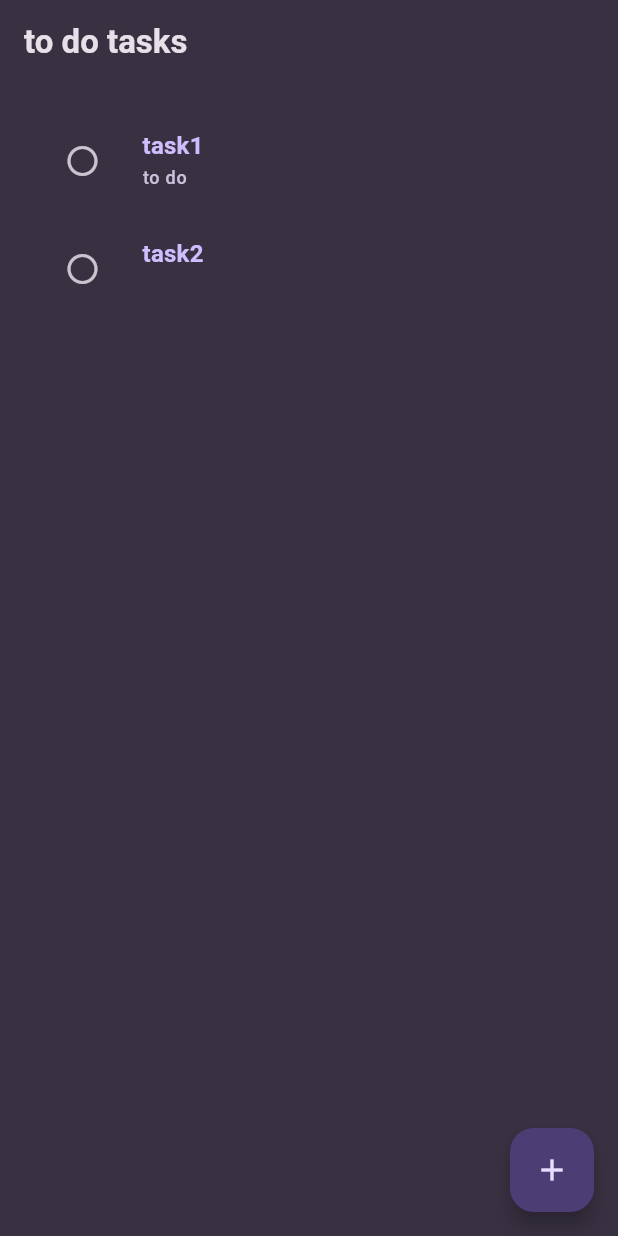
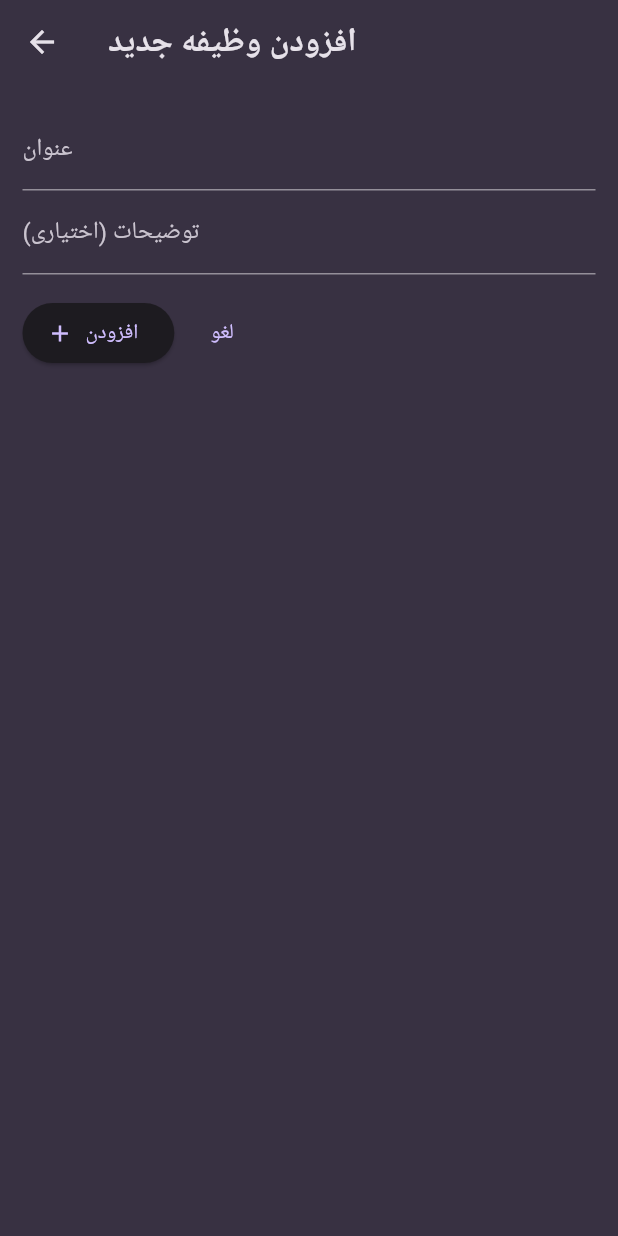
Before and after one commit to hadiseh39/todo, a Flutter app: the screen it shows after launch, after a tap on the "add" icon, on a phone screen of 412 x 824 dp. Run offline on Flutter 3.47's test engine with Material 3 defaults, Android fonts, the phone set to English and light mode, and no system bars; our stand-ins replace flutter_riverpod.

Commit message:
added task provider

```diff
--- a/lib/main.dart
+++ b/lib/main.dart
@@ -1,8 +1,9 @@
 import 'package:flutter/material.dart';
+import 'package:flutter_riverpod/flutter_riverpod.dart';
 import 'package:todo/screens/tasks_screen.dart';
 
 void main() {
-  runApp(const MyApp());
+  runApp(const ProviderScope(child: MyApp()));
 }
 
 final colorScheme = ColorScheme.fromSeed(
--- /dev/null
+++ b/lib/providers/task_provider.dart
@@ -0,0 +1,18 @@
+import 'package:flutter_riverpod/flutter_riverpod.dart';
+import 'package:todo/models/task.dart';
+
+class TasksNotifier extends StateNotifier<List<Task>> {
+  TasksNotifier() : super(const []);
+
+  Future<void> loadPlaces() async {}
+
+  void addTask(String title, String description) async {
+    final newTask = Task(title: title, description: description);
+
+    state = [newTask, ...state];
+  }
+}
+
+final tasksProvider = StateNotifierProvider<TasksNotifier, List<Task>>(
+  (ref) => TasksNotifier(),
+);
--- /dev/null
+++ b/lib/screens/add_task.dart
@@ -0,0 +1,81 @@
+import 'package:flutter/material.dart';
+import 'package:flutter_riverpod/flutter_riverpod.dart';
+import 'package:todo/providers/task_provider.dart';
+
+class AddTask extends ConsumerStatefulWidget {
+  const AddTask({super.key, required this.screenTitle});
+
+  final String screenTitle;
+
+  @override
+  ConsumerState<AddTask> createState() => _AddTaskState();
+}
+
+class _AddTaskState extends ConsumerState<AddTask> {
+  final _taskTitleController = TextEditingController();
+  final _taskDescriptionController = TextEditingController();
+
+  void saveTask() {
+    final enteredTitle = _taskTitleController.text;
+    final enteredDescription = _taskDescriptionController.text;
+
+    if (enteredTitle.isEmpty) {
+      ScaffoldMessenger.of(context).showSnackBar(const SnackBar(
+        content: Text('The task title cannot be empty'),
+      ));
+      return;
+    }
+
+    ref.read(tasksProvider.notifier).addTask(enteredTitle, enteredDescription);
+
+    Navigator.of(context).pop();
+  }
+
+  @override
+  void dispose() {
+    // TODO: implement dispose
+    super.dispose();
+  }
+
+  @override
+  Widget build(BuildContext context) {
+    return Scaffold(
+      appBar: AppBar(
+        title: Text(widget.screenTitle),
+      ),
+      body: Padding(
+        padding: const EdgeInsets.all(15),
+        child: Column(
+          children: [
+            TextField(
+              decoration: const InputDecoration(labelText: 'عنوان'),
+              controller: _taskTitleController,
+              style: TextStyle(color: Theme.of(context).colorScheme.onSurface),
+            ),
+            TextField(
+              decoration: const InputDecoration(labelText: 'توضیحات (اختیاری)'),
+              controller: _taskDescriptionController,
+              style: TextStyle(color: Theme.of(context).colorScheme.onSurface),
+            ),
+            const SizedBox(height: 15),
+            Row(
+              children: [
+                ElevatedButton.icon(
+                  onPressed: saveTask,
+                  label: const Text('افزودن'),
+                  icon: const Icon(Icons.add),
+                ),
+                TextButton(
+                  onPressed: () {
+                    Navigator.of(context).pop();
+                  },
+                  child: const Text('لغو'),
+                ),
+              ],
+            )
+          ],
+        ),
+      ),
+    );
+  }
+}
--- a/lib/screens/tasks_screen.dart
+++ b/lib/screens/tasks_screen.dart
@@ -1,66 +1,90 @@
 import 'package:flutter/material.dart';
+import 'package:todo/providers/task_provider.dart';
+import 'package:todo/screens/add_task.dart';
 import 'package:todo/taskslist.dart';
+import 'package:flutter_riverpod/flutter_riverpod.dart';
 
-class TasksScreen extends StatefulWidget {
+class TasksScreen extends ConsumerStatefulWidget {
   const TasksScreen({super.key});
 
   @override
-  State<TasksScreen> createState() => _TasksScreenState();
+  ConsumerState<TasksScreen> createState() => _TasksScreenState();
 }
 
-class _TasksScreenState extends State<TasksScreen> {
+class _TasksScreenState extends ConsumerState<TasksScreen> {
+  //late Future<void> _taskFuture;
+
+  @override
+  void initState() {
+    super.initState();
+    // _taskFuture = ref.watch(tasksProvider.notifier).loadPlaces();
+  }
+
   @override
   Widget build(BuildContext context) {
+    final tasks = ref.watch(tasksProvider);
     return Scaffold(
       appBar: AppBar(
         title: const Text('to do tasks'),
       ),
       floatingActionButton: FloatingActionButton(
-        onPressed: () {},
+        onPressed: () {
+          Navigator.of(context).push(MaterialPageRoute(
+              builder: (context) => const AddTask(
+                    screenTitle: 'افزودن وظیفه جدید',
+                  )));
+        },
         child: const Icon(Icons.add),
       ),
-      body: Padding(
+      body: tasks.isEmpty
+          ? Text('data')
+          : Padding(
               padding: const EdgeInsets.all(15),
               child: ListView.builder(
-            itemCount: tasksList.length,
+                  itemCount: tasks.length,
                   itemBuilder: (context, index) {
                     return ListTile(
                       title: Text(
-                  tasksList[index].title,
-                  style: tasksList[index].isCompleted
+                        tasks[index].title,
+                        style: tasks[index].isCompleted
                             ? TextStyle(
                                 color: Colors.black,
-                          fontSize:
-                              Theme.of(context).textTheme.titleMedium!.fontSize,
+                                fontSize: Theme.of(context)
+                                    .textTheme
+                                    .titleMedium!
+                                    .fontSize,
                                 decoration: TextDecoration.lineThrough)
                             : Theme.of(context).textTheme.titleMedium!.copyWith(
                                 color: Theme.of(context).colorScheme.primary),
                       ),
                       subtitle: Text(
-                  tasksList[index].description,
+                        tasks[index].description,
                         style: Theme.of(context)
                             .textTheme
                             .labelMedium!
-                      .copyWith(color: Theme.of(context).colorScheme.secondary),
+                            .copyWith(
+                                color: Theme.of(context).colorScheme.secondary),
                       ),
-                leading: tasksList[index].isCompleted
+                      leading: tasks[index].isCompleted
                           ? IconButton(
                               icon: Icon(
                                 Icons.check_circle,
                                 color: Theme.of(context).colorScheme.primary,
                               ),
                               onPressed: () {
-                          tasksList[index].isCompleted =
-                              !tasksList[index].isCompleted;
-                          setState(() {});
-                          //tasksList[index].save();
+                                setState(() {
+                                  tasks[index].isCompleted =
+                                      !tasks[index].isCompleted;
+                                });
+                                //TODO : tasksList[index].save();
                               })
                           : IconButton(
                               icon: const Icon(Icons.circle_outlined),
                               onPressed: () {
-                          tasksList[index].isCompleted =
-                              !tasksList[index].isCompleted;
-                          setState(() {});
+                                setState(() {
+                                  tasks[index].isCompleted =
+                                      !tasks[index].isCompleted;
+                                });
                                 //task.save();
                               },
                             ),
--- a/pubspec.yaml
+++ b/pubspec.yaml
@@ -36,6 +36,7 @@ dependencies:
   # Use with the CupertinoIcons class for iOS style icons.
   cupertino_icons: ^1.0.8
   uuid: ^4.5.1
+  flutter_riverpod: ^2.5.3
 
 dev_dependencies:
   flutter_test:
```
Also changed, not shown: lib/models/model.dart (added, +13 -0 lines), lib/models/task.dart (+7 -10 lines), pubspec.lock. Lines whose indentation alone changed are shown as unchanged.
